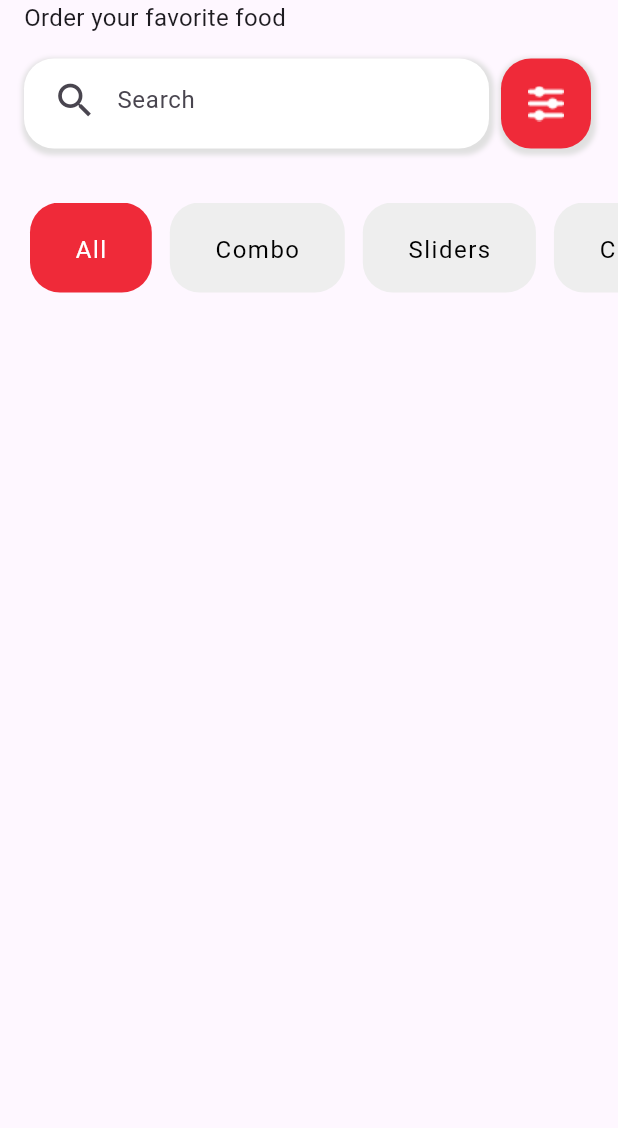
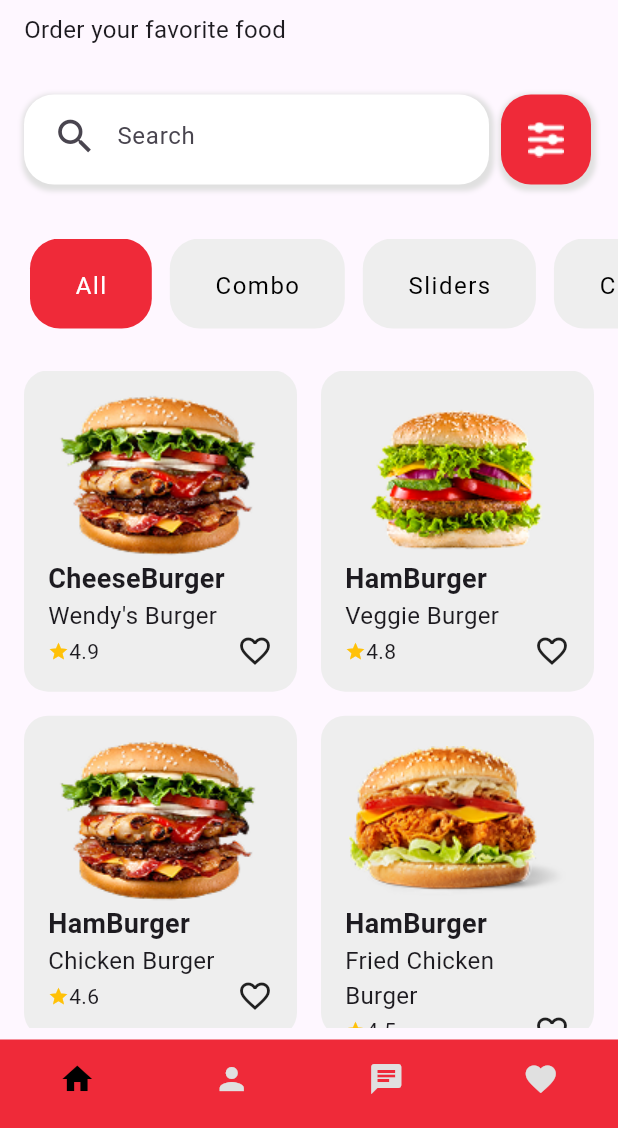
Before and after one commit to iamfarazbaloch/foody_app, a Flutter app: the screen it shows after launch, on a phone screen of 412 x 824 dp, the part 108-1236 px from its top. Run offline on Flutter 3.47's test engine with Material 3 defaults, Android fonts, the phone set to English and light mode, and no system bars; our stand-ins replace google_fonts.

Commit message:
adding nav bar pages

```diff
--- a/lib/main.dart
+++ b/lib/main.dart
@@ -1,9 +1,16 @@
 import 'package:flutter/material.dart';
+import 'package:provider/provider.dart';
 
+import 'model/food_model.dart';
 import 'pages/splash_page.dart';
 
 void main() {
-  runApp(const MyApp());
+  runApp(
+    MultiProvider(
+      providers: [ChangeNotifierProvider(create: (_) => FoodProvider())],
+      child: const MyApp(),
+    ),
+  );
 }
 
 class MyApp extends StatelessWidget {
--- /dev/null
+++ b/lib/model/food_model.dart
@@ -0,0 +1,64 @@
+import 'package:flutter/material.dart';
+
+class FoodModel {
+  final String name;
+  final String image;
+  final String category;
+  final String rating;
+  final String description;
+  final String price;
+
+  const FoodModel({
+    required this.name,
+    required this.image,
+    required this.category,
+    required this.rating,
+    required this.description,
+    required this.price,
+  });
+}
+
+class FoodProvider with ChangeNotifier {
+  final List<FoodModel> _foods = [
+    FoodModel(
+      name: "CheeseBurger",
+      image: 'assets/images/meat.png',
+      category: "Wendy's Burger",
+      rating: '4.9',
+      description:
+          "The Cheeseburger Wendy's Burger is a classic fast food burger that packs a punch of flavor in every bite. Made with a juicy beef patty cooked to perfection, it's topped with melted American cheese, crispy lettuce, ripe tomato, and crunchy pickles.",
+      price: '8.24',
+    ),
+    FoodModel(
+      name: "HamBurger",
+      image: 'assets/images/ham.png',
+      category: 'Veggie Burger',
+      rating: '4.8',
+      description:
+          "Enjoy our delicious Hamburger Veggie Burger, made with a savory blend of fresh vegetables and herbs, topped with crisp lettuce, juicy tomatoes, and tangy pickles, all served on a soft, toasted bun.",
+      price: '9.99',
+    ),
+    FoodModel(
+      name: "HamBurger",
+      image: 'assets/images/meat.png',
+      category: 'Chicken Burger',
+      rating: '4.6',
+      description:
+          "Our chicken burger is a delicious and healthier alternative to traditional beef burgers, perfect for those looking for a lighter meal option.",
+      price: '12.48',
+    ),
+    FoodModel(
+      name: "HamBurger",
+      image: 'assets/images/chiken.png',
+      category: 'Fried Chicken Burger',
+      rating: '4.5',
+      description:
+          "Indulge in our crispy and savory Fried Chicken Burger, made with a juicy chicken patty, hand-breaded and deep-fried to perfection.",
+      price: '26.99',
+    ),
+  ];
+
+  List<FoodModel> get foods => _foods;
+
+  // Optionally: Add filter methods, add/remove methods here
+}
--- /dev/null
+++ b/lib/pages/app_main_screen.dart
@@ -0,0 +1,50 @@
+import 'package:flutter/material.dart';
+import 'package:foody_app/pages/chat_page.dart';
+import 'package:foody_app/pages/favorite_page.dart';
+import 'package:foody_app/pages/home_page.dart';
+import 'package:foody_app/pages/profile_page.dart';
+
+class AppMainScreen extends StatefulWidget {
+  const AppMainScreen({super.key});
+
+  @override
+  State<AppMainScreen> createState() => _AppMainScreenState();
+}
+
+class _AppMainScreenState extends State<AppMainScreen> {
+  int currentIndex = 0;
+
+  final List<Widget> pages = const [
+    HomePage(),
+    ProfilePage(),
+    ChatPage(),
+    FavoritePage(),
+  ];
+  @override
+  Widget build(BuildContext context) {
+    return Scaffold(
+      body: IndexedStack(index: currentIndex, children: pages),
+      bottomNavigationBar: BottomNavigationBar(
+        elevation: 0,
+        currentIndex: currentIndex,
+        type: BottomNavigationBarType.fixed,
+        backgroundColor: Color(0xFFEF2A39),
+        selectedItemColor: Colors.black,
+        unselectedItemColor: Colors.grey.shade300,
+        showSelectedLabels: false,
+        showUnselectedLabels: false,
+        onTap: (value) {
+          setState(() {
+            currentIndex = value;
+          });
+        },
+        items: const [
+          BottomNavigationBarItem(icon: Icon(Icons.home), label: ''),
+          BottomNavigationBarItem(icon: Icon(Icons.person), label: ''),
+          BottomNavigationBarItem(icon: Icon(Icons.chat), label: ''),
+          BottomNavigationBarItem(icon: Icon(Icons.favorite), label: ''),
+        ],
+      ),
+    );
+  }
+}
--- /dev/null
+++ b/lib/pages/chat_page.dart
@@ -0,0 +1,10 @@
+import 'package:flutter/material.dart';
+
+class ChatPage extends StatelessWidget {
+  const ChatPage({super.key});
+
+  @override
+  Widget build(BuildContext context) {
+    return Scaffold(body: Center(child: Text('Chat Page')));
+  }
+}
--- /dev/null
+++ b/lib/pages/favorite_page.dart
@@ -0,0 +1,10 @@
+import 'package:flutter/material.dart';
+
+class FavoritePage extends StatelessWidget {
+  const FavoritePage({super.key});
+
+  @override
+  Widget build(BuildContext context) {
+    return Scaffold(body: Center(child: Text('Favorite Page')));
+  }
+}
--- a/lib/pages/home_page.dart
+++ b/lib/pages/home_page.dart
@@ -1,6 +1,9 @@
 import 'package:flutter/material.dart';
 import 'package:google_fonts/google_fonts.dart';
-import 'package:foody_app/widgets/my_search_field.dart';
+import 'package:provider/provider.dart';
+
+import '../model/food_model.dart';
+import '../widgets/my_search_field.dart';
 
 class HomePage extends StatefulWidget {
   const HomePage({super.key});
@@ -15,12 +18,14 @@ class _HomePageState extends State<HomePage> {
 
   @override
   Widget build(BuildContext context) {
+    final foodList = Provider.of<FoodProvider>(context).foods;
+
     return Scaffold(
       body: SafeArea(
         child: Column(
           crossAxisAlignment: CrossAxisAlignment.start,
           children: [
-            // Title & Profile Image
+            // App Title & Profile Image
             Padding(
               padding: const EdgeInsets.symmetric(horizontal: 16.0),
               child: Row(
@@ -38,6 +43,8 @@ class _HomePageState extends State<HomePage> {
               ),
             ),
 
+            const SizedBox(height: 8),
+
             // Subtitle
             const Padding(
               padding: EdgeInsets.symmetric(horizontal: 16.0),
@@ -47,11 +54,14 @@ class _HomePageState extends State<HomePage> {
               ),
             ),
 
+            const SizedBox(height: 16),
+
             // Search Field
             MySearchField(controller: TextEditingController()),
 
+            const SizedBox(height: 20),
+
             // Category Selector
-            const SizedBox(height: 20),
             SizedBox(
               height: 60,
               child: ListView.builder(
@@ -95,6 +105,77 @@ class _HomePageState extends State<HomePage> {
                 },
               ),
             ),
+            SizedBox(height: 20),
+            Expanded(
+              child: Padding(
+                padding: const EdgeInsets.symmetric(
+                  horizontal: 16.0,
+                  vertical: 8,
+                ),
+                child: GridView.builder(
+                  itemCount: foodList.length,
+                  gridDelegate: const SliverGridDelegateWithFixedCrossAxisCount(
+                    crossAxisCount: 2,
+                    crossAxisSpacing: 16,
+                    mainAxisSpacing: 16,
+                    childAspectRatio: 0.85,
+                  ),
+                  itemBuilder: (context, index) {
+                    final food = foodList[index];
+                    return Container(
+                      padding: const EdgeInsets.all(16),
+                      decoration: BoxDecoration(
+                        color: Colors.grey.shade200,
+                        borderRadius: BorderRadius.circular(16),
+                      ),
+                      child: Column(
+                        crossAxisAlignment: CrossAxisAlignment.start,
+                        children: [
+                          // Food image
+                          Center(
+                            child: Image.asset(
+                              food.image,
+                              height: 110,
+                              width: double.infinity,
+                              fit: BoxFit.none,
+                            ),
+                          ),
+                          Spacer(),
+                          Text(
+                            food.name,
+                            style: const TextStyle(
+                              fontSize: 18,
+                              fontWeight: FontWeight.bold,
+                            ),
+                          ),
+                          Text(
+                            food.category,
+                            style: const TextStyle(fontSize: 16),
+                          ),
+                          const Spacer(),
+                          Row(
+                            mainAxisAlignment: MainAxisAlignment.spaceBetween,
+                            children: [
+                              Row(
+                                children: [
+                                  const Icon(
+                                    Icons.star,
+                                    size: 14,
+                                    color: Colors.amber,
+                                  ),
+                                  Text(food.rating),
+                                ],
+                              ),
+                              Icon(Icons.favorite_outline),
+                            ],
+                          ),
+                        ],
+                      ),
+                    );
+                  },
+                ),
+              ),
+            ),
           ],
         ),
       ),
--- /dev/null
+++ b/lib/pages/profile_page.dart
@@ -0,0 +1,10 @@
+import 'package:flutter/material.dart';
+
+class ProfilePage extends StatelessWidget {
+  const ProfilePage({super.key});
+
+  @override
+  Widget build(BuildContext context) {
+    return Scaffold(body: Center(child: Text('Profile Page')));
+  }
+}
--- a/lib/pages/splash_page.dart
+++ b/lib/pages/splash_page.dart
@@ -1,5 +1,5 @@
 import 'package:flutter/material.dart';
-import 'package:foody_app/pages/home_page.dart';
+import 'package:foody_app/pages/app_main_screen.dart';
 import 'package:google_fonts/google_fonts.dart';
 
 class SplashPage extends StatefulWidget {
@@ -17,7 +17,7 @@ class _SplashPageState extends State<SplashPage> {
       if (!mounted) return;
       Navigator.pushReplacement(
         context,
-        MaterialPageRoute(builder: (context) => const HomePage()),
+        MaterialPageRoute(builder: (context) => const AppMainScreen()),
       );
     });
   }
--- a/pubspec.yaml
+++ b/pubspec.yaml
@@ -35,6 +35,7 @@ dependencies:
   # Use with the CupertinoIcons class for iOS style icons.
   cupertino_icons: ^1.0.8
   google_fonts: ^6.2.1
+  provider: ^6.1.5
 
 dev_dependencies:
   flutter_test:
```
Also changed, not shown: pubspec.lock.
